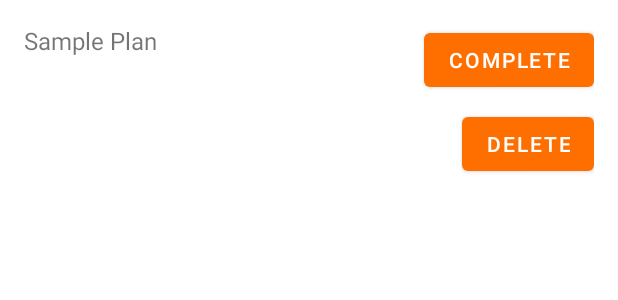
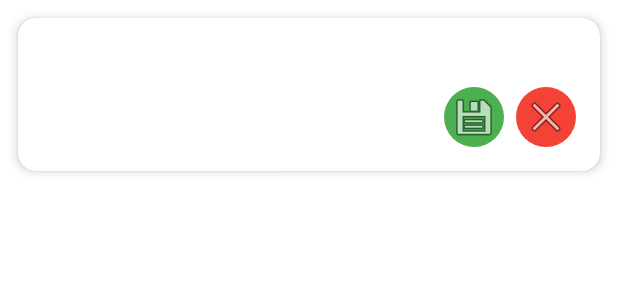
Before and after one commit to jeongwoo-right/climbfit, an Android app: the layout item_climb.xml on its own in the app's theme, with its tools: preview values and no code run, on a phone screen of 412 x 824 dp. Shown: the top 300 px of the screen. Run offline under Robolectric (Android 15) with nearby library versions, the phone set to English and light mode, and no system bars.

Commit message:
feat(todo): add delete feature, complete-delete button UI, and goal record popup ✨

```diff
--- a/android_project/app/src/main/java/com/scsa/myproject/ClimbingPlan.java
+++ b/android_project/app/src/main/java/com/scsa/myproject/ClimbingPlan.java
@@ -9,6 +9,7 @@ public class ClimbingPlan implements Serializable {
     private String partner;
     private String goal;
     private boolean isCompleted;
+    private String record;
 
     public ClimbingPlan(String place, String date, String partner, String goal) {
         this.place = place;
@@ -16,7 +17,9 @@ public class ClimbingPlan implements Serializable {
         this.partner = partner;
         this.goal = goal;
         this.isCompleted = false;
+        this.record = "";  // 초기 빈 문자열
     }
+
 
     public String getPlace() { return place; }
     public String getDate() { return date; }
@@ -24,4 +27,7 @@ public class ClimbingPlan implements Serializable {
     public String getGoal() { return goal; }
     public boolean isCompleted() { return isCompleted; }
     public void setCompleted(boolean completed) { isCompleted = completed; }
+
+    public String getRecord() { return record; }
+    public void setRecord(String record) { this.record = record; }
 }
--- /dev/null
+++ b/android_project/app/src/main/res/drawable/button_round_green.xml
@@ -0,0 +1,3 @@
+<shape xmlns:android="http://schemas.android.com/apk/res/android" android:shape="oval">
+    <solid android:color="#4CAF50"/>
+</shape>
--- /dev/null
+++ b/android_project/app/src/main/res/drawable/button_round_red.xml
@@ -0,0 +1,3 @@
+<shape xmlns:android="http://schemas.android.com/apk/res/android" android:shape="oval">
+    <solid android:color="#F44336"/>
+</shape>
--- a/android_project/app/src/main/res/layout/item_climb.xml
+++ b/android_project/app/src/main/res/layout/item_climb.xml
@@ -1,31 +1,54 @@
 <?xml version="1.0" encoding="utf-8"?>
-<RelativeLayout xmlns:android="http://schemas.android.com/apk/res/android"
+<androidx.cardview.widget.CardView
+    xmlns:android="http://schemas.android.com/apk/res/android"
+    xmlns:app="http://schemas.android.com/apk/res-auto"
+    android:layout_width="match_parent"
+    android:layout_height="wrap_content"
+    android:layout_margin="12dp"
+    app:cardCornerRadius="12dp"
+    app:cardElevation="4dp"
+    app:cardBackgroundColor="@android:color/white">
+
+    <androidx.constraintlayout.widget.ConstraintLayout
         android:layout_width="match_parent"
         android:layout_height="wrap_content"
         android:padding="16dp">
 
+        <!-- 텍스트 -->
         <TextView
             android:id="@+id/textInfo"
-        android:layout_width="wrap_content"
+            android:layout_width="0dp"
             android:layout_height="wrap_content"
             android:textSize="16sp"
-        android:text="Sample Plan" />
+            android:maxLines="2"
+            android:ellipsize="end"
+            app:layout_constraintTop_toTopOf="parent"
+            app:layout_constraintStart_toStartOf="parent"
+            app:layout_constraintEnd_toEndOf="parent"
+            app:layout_constraintBottom_toTopOf="@+id/btnComplete"
+            android:layout_marginBottom="8dp"/>
 
-    <Button
+        <!-- Complete (체크 아이콘 버튼) -->
+        <ImageButton
             android:id="@+id/btnComplete"
-        android:layout_width="wrap_content"
-        android:layout_height="wrap_content"
-        android:text="Complete"
-        android:layout_alignParentEnd="true"
-        android:layout_alignParentRight="true" />
+            android:layout_width="40dp"
+            android:layout_height="40dp"
+            android:src="@android:drawable/ic_menu_save"
+            android:background="@drawable/button_round_green"
+            android:contentDescription="Complete"
+            app:layout_constraintBottom_toBottomOf="parent"
+            app:layout_constraintEnd_toStartOf="@+id/btnDelete"
+            android:layout_marginEnd="8dp"/>
 
-    <Button
+        <!-- Delete (X 아이콘 버튼) -->
+        <ImageButton
             android:id="@+id/btnDelete"
-        android:layout_width="wrap_content"
-        android:layout_height="wrap_content"
-        android:text="Delete"
-        android:layout_below="@id/btnComplete"
-        android:layout_alignParentEnd="true"
-        android:layout_alignParentRight="true"
-        android:layout_marginTop="8dp" />
-</RelativeLayout>
+            android:layout_width="40dp"
+            android:layout_height="40dp"
+            android:src="@android:drawable/ic_menu_close_clear_cancel"
+            android:background="@drawable/button_round_red"
+            android:contentDescription="Delete"
+            app:layout_constraintBottom_toBottomOf="parent"
+            app:layout_constraintEnd_toEndOf="parent"/>
+    </androidx.constraintlayout.widget.ConstraintLayout>
+</androidx.cardview.widget.CardView>
```
Also changed, not shown: android_project/app/src/main/java/com/scsa/myproject/PlanAdapter.java (+59 -7 lines), android_project/app/src/main/res/drawable/ic_check.xml (added, +9 -0 lines), android_project/app/src/main/res/drawable/ic_delete.xml (added, +9 -0 lines), android_project/app/src/main/res/layout/activity_add_plan.xml (+5 -5 lines). Lines whose indentation alone changed are shown as unchanged.
